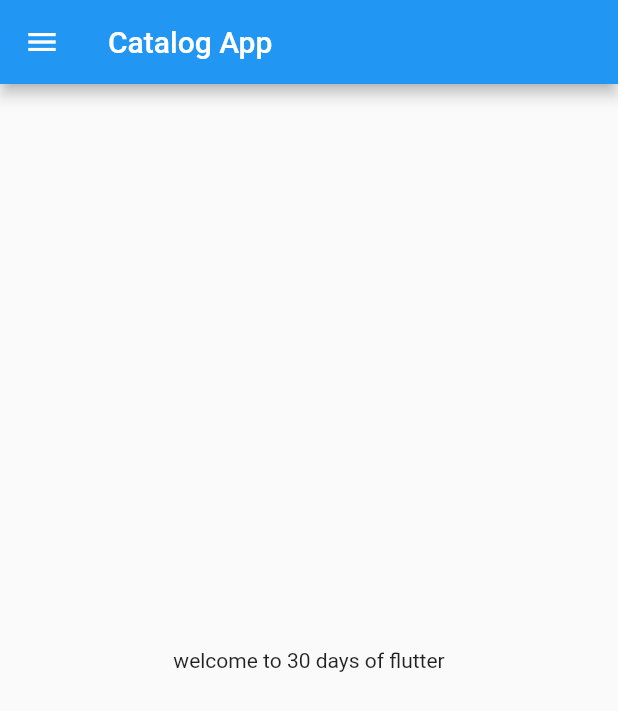
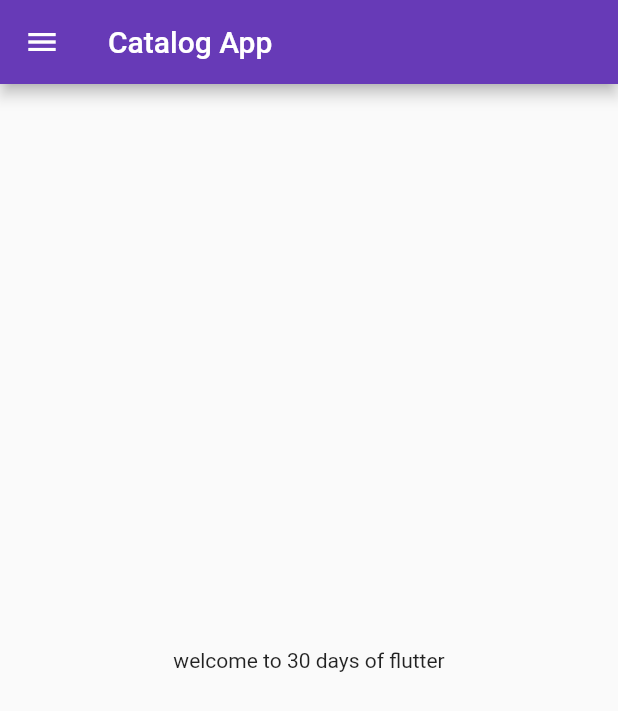
Before and after one commit to ReSoLuTe07/flutter_tutorial, a Flutter app: the screen it shows after launch, on a phone screen of 412 x 824 dp. Shown: the top 711 px of the screen. Run offline on Flutter 3.47's test engine with Material 2 defaults, Android fonts, the phone set to English and light mode, and no system bars.

Commit message:
day 3 completed

```diff
--- a/lib/main.dart
+++ b/lib/main.dart
@@ -1,5 +1,7 @@
 import 'package:flutter/material.dart';
-import 'package:myproject/homepage.dart';
+import 'package:myproject/pages/homepage.dart';
+import 'package:myproject/pages/loginpage.dart';
+import 'pages/homepage.dart';
 
 void main() {
   runApp(MyApp());
@@ -11,7 +13,19 @@ class MyApp extends StatelessWidget {
   @override
   Widget build(BuildContext context) {
     return MaterialApp(
-      home:HomePage()
+      //home: HomePage(),
+      themeMode: ThemeMode.light,
+      theme: ThemeData(primarySwatch: Colors.deepPurple),
+      darkTheme: ThemeData(
+        brightness: Brightness.dark,
+        primarySwatch: Colors.cyan,
+      ),
+      initialRoute: "/home",
+      routes: {
+        "/": (context) => LoginPage(),
+        "/home": (context) => HomePage(),
+        "/login": (context) => LoginPage()
+      },
     );
   }
 }
--- a/lib/homepage.dart
+++ b/lib/pages/homepage.dart
@@ -14,7 +14,7 @@ class HomePage extends StatelessWidget {
           child: Text("welcome to $a days of flutter"),
         ),
       ),
-      drawer: Drawer(backgroundColor: Colors.yellow),
+      drawer: Drawer(backgroundColor: Color.fromARGB(255, 232, 3, 244)),
     );
   }
 }
```
Also changed, not shown: lib/pages/loginpage.dart (added, +22 -0 lines), 1 other file.
